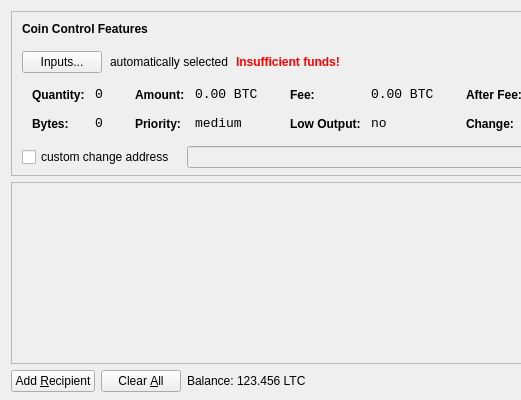
First picture: the form in src/qt/forms/sendcoinsdialog.ui, repository LGBTQoin/LGBTQoin, before the edit; both pictures show x 0 to 521 and y 0 to 400 of the 850 by 400 pixel window.
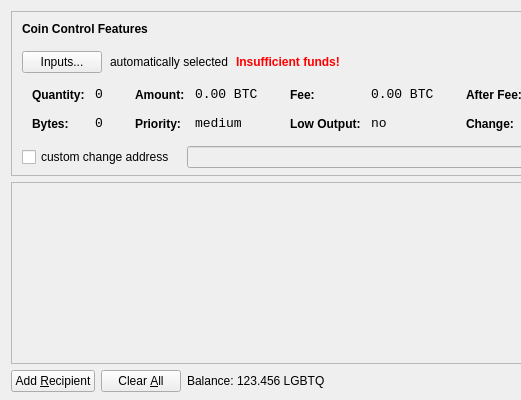
Second picture: the form after the edit. Icons and pictures are not drawn.

Diff of the .ui file:
```diff
--- a/src/qt/forms/sendcoinsdialog.ui
+++ b/src/qt/forms/sendcoinsdialog.ui
@@ -720,7 +720,7 @@
           <cursorShape>IBeamCursor</cursorShape>
          </property>
          <property name="text">
-          <string>123.456 LTC</string>
+          <string>123.456 LGBTQ</string>
          </property>
          <property name="textInteractionFlags">
           <set>Qt::LinksAccessibleByMouse|Qt::TextSelectableByKeyboard|Qt::TextSelectableByMouse</set>
```
